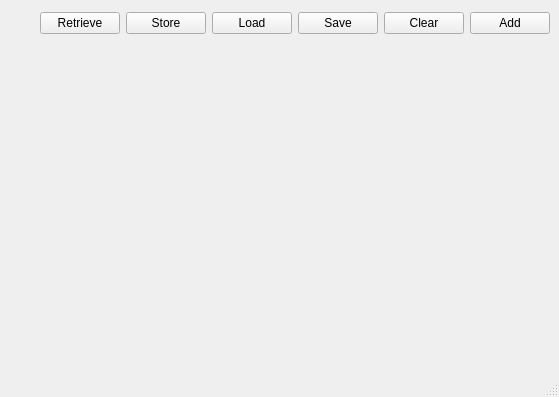
First picture: the form in qt/mainwindow.ui, repository ppdha82/Test_Program, before the edit.
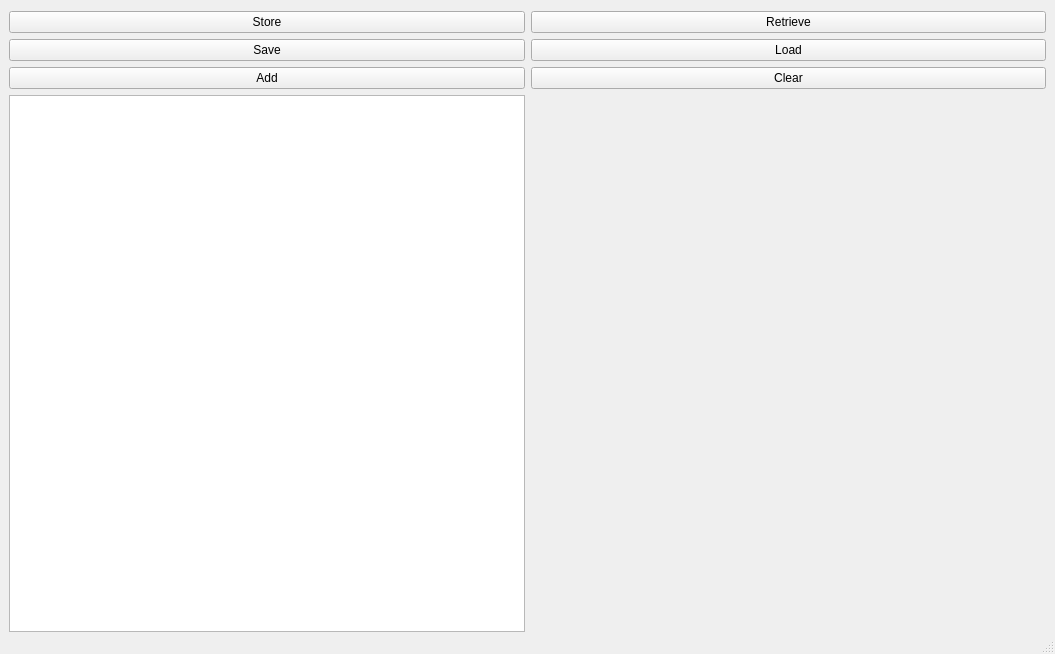
Second picture: the form after the edit.

Commit message:
[Modify] QT 예제 스터디 코드 업로드
- QGridLayout 관련 코드 수정 (mainwindow.ui, mainwindow.cpp)

```diff
--- a/qt/mainwindow.ui
+++ b/qt/mainwindow.ui
@@ -6,8 +6,8 @@
     <rect>
      <x>0</x>
      <y>0</y>
-     <width>553</width>
-     <height>397</height>
+    <width>1055</width>
+    <height>654</height>
     </rect>
    </property>
    <property name="windowTitle">
@@ -25,81 +25,56 @@
       <number>0</number>
      </property>
      <item>
-      <layout class="QHBoxLayout" name="horizontalLayout">
+     <layout class="QGridLayout" name="gridLayout">
        <property name="leftMargin">
         <number>9</number>
        </property>
        <property name="rightMargin">
         <number>9</number>
        </property>
-       <item>
-        <widget class="QWidget" name="status" native="true">
-         <property name="sizePolicy">
-          <sizepolicy hsizetype="Fixed" vsizetype="Fixed">
-           <horstretch>0</horstretch>
-           <verstretch>0</verstretch>
-          </sizepolicy>
-         </property>
-         <property name="minimumSize">
-          <size>
-           <width>25</width>
-           <height>25</height>
-          </size>
-         </property>
-         <property name="maximumSize">
-          <size>
-           <width>25</width>
-           <height>25</height>
-          </size>
-         </property>
-        </widget>
-       </item>
-       <item>
-        <widget class="QPushButton" name="touchRetrieve">
-         <property name="text">
-          <string>Retrieve</string>
-         </property>
-        </widget>
-       </item>
-       <item>
+      <property name="horizontalSpacing">
+       <number>6</number>
+      </property>
+      <item row="0" column="0">
         <widget class="QPushButton" name="touchStore">
          <property name="text">
           <string>Store</string>
          </property>
         </widget>
        </item>
-       <item>
-        <widget class="QPushButton" name="loadMessage">
+      <item row="0" column="1">
+       <widget class="QPushButton" name="touchRetrieve">
          <property name="text">
-          <string>Load</string>
+         <string>Retrieve</string>
          </property>
         </widget>
        </item>
-       <item>
+      <item row="1" column="0">
         <widget class="QPushButton" name="saveMessage">
          <property name="text">
           <string>Save</string>
          </property>
         </widget>
        </item>
-       <item>
-        <widget class="QPushButton" name="clearMessage">
+      <item row="1" column="1">
+       <widget class="QPushButton" name="loadMessage">
          <property name="text">
-          <string>Clear</string>
+         <string>Load</string>
          </property>
         </widget>
        </item>
-       <item>
+      <item row="2" column="0">
         <widget class="QPushButton" name="addRecord">
          <property name="text">
           <string>Add</string>
          </property>
         </widget>
        </item>
-      </layout>
-     </item>
-     <item>
+      <item row="3" column="0">
       <widget class="QScrollArea" name="scrollArea">
+        <property name="enabled">
+         <bool>true</bool>
+        </property>
        <property name="frameShape">
         <enum>QFrame::NoFrame</enum>
        </property>
@@ -110,22 +85,37 @@
         <enum>Qt::ScrollBarAsNeeded</enum>
        </property>
        <property name="horizontalScrollBarPolicy">
-        <enum>Qt::ScrollBarAlwaysOff</enum>
+         <enum>Qt::ScrollBarAsNeeded</enum>
        </property>
        <property name="widgetResizable">
         <bool>true</bool>
        </property>
-       <widget class="QWidget" name="scrollAreaWidgetContents">
+         <property name="sizePolicy">
+          <sizepolicy hsizetype="Preferred" vsizetype="Preferred">
+           <horstretch>0</horstretch>
+           <verstretch>0</verstretch>
+          </sizepolicy>
+         </property>
+         <widget class="QTextEdit" name="textEdit">
         <property name="geometry">
          <rect>
           <x>0</x>
           <y>0</y>
-          <width>553</width>
-          <height>335</height>
+            <width>104</width>
+            <height>70</height>
          </rect>
         </property>
        </widget>
       </widget>
+      </item>
+      <item row="2" column="1">
+       <widget class="QPushButton" name="clearMessage">
+        <property name="text">
+         <string>Clear</string>
+        </property>
+       </widget>
+      </item>
+     </layout>
      </item>
     </layout>
    </widget>
```
Lines whose indentation alone changed are shown as unchanged. The commit also changes 1 other file.
